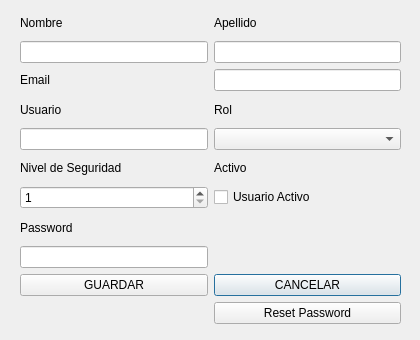
Musthia/base-deposito, file ui/editar_usuario.ui: the form before one commit.
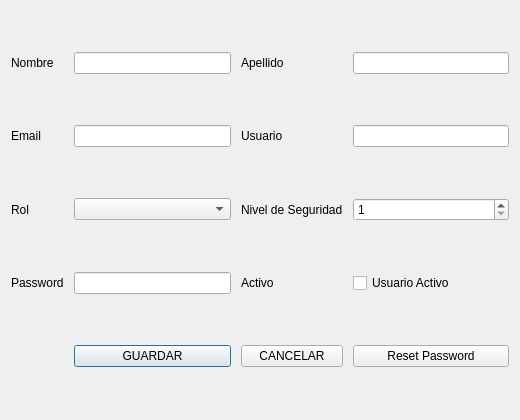
The form after the commit.

```diff
--- a/ui/editar_usuario.ui
+++ b/ui/editar_usuario.ui
@@ -6,58 +6,98 @@
    <rect>
     <x>0</x>
     <y>0</y>
-    <width>420</width>
-    <height>340</height>
+    <width>520</width>
+    <height>420</height>
    </rect>
   </property>
+  <property name="minimumSize">
+   <size>
+    <width>480</width>
+    <height>380</height>
+   </size>
+  </property>
   <property name="windowTitle">
    <string>Editar Usuario</string>
   </property>
-  <widget class="QWidget" name="layoutWidget">
-   <property name="geometry">
+  <layout class="QGridLayout" name="gridLayout">
+   <property name="columnStretch">
+    <string>0,1,0,1</string>
+   </property>
+   <property name="rowStretch">
+    <string>0,0,0,0,1</string>
+   </property>
+   <property name="verticalSpacing">
+    <number>10</number>
+   </property>
+   <property name="horizontalSpacing">
+    <number>10</number>
+   </property>
+   <property name="contentsMargins">
     <rect>
      <x>20</x>
-     <y>10</y>
-     <width>381</width>
-     <height>314</height>
+     <y>20</y>
+     <width>20</width>
+     <height>20</height>
     </rect>
    </property>
-   <layout class="QGridLayout" name="gridLayout">
-    <item row="11" column="1">
-     <widget class="QLineEdit" name="lineEdit_password">
-      <property name="echoMode">
-       <enum>QLineEdit::EchoMode::Password</enum>
+   <item row="0" column="0">
+    <widget class="QLabel" name="label">
+     <property name="text">
+      <string>Nombre</string>
       </property>
      </widget>
     </item>
-    <item row="3" column="1">
+   <item row="0" column="1">
      <widget class="QLineEdit" name="lineEdit_nombre"/>
     </item>
-    <item row="10" column="1">
-     <widget class="QLabel" name="label_7">
+   <item row="0" column="2">
+    <widget class="QLabel" name="label_2">
       <property name="text">
-       <string>Password</string>
+      <string>Apellido</string>
       </property>
      </widget>
     </item>
-    <item row="8" column="1">
+   <item row="0" column="3">
+    <widget class="QLineEdit" name="lineEdit_apellido"/>
+   </item>
+   <item row="1" column="0">
+    <widget class="QLabel" name="label_email_t">
+     <property name="text">
+      <string>Email</string>
+     </property>
+    </widget>
+   </item>
+   <item row="1" column="1">
+    <widget class="QLineEdit" name="lineEdit_email"/>
+   </item>
+   <item row="1" column="2">
+    <widget class="QLabel" name="label_3">
+     <property name="text">
+      <string>Usuario</string>
+     </property>
+    </widget>
+   </item>
+   <item row="1" column="3">
+    <widget class="QLineEdit" name="lineEdit_usuario"/>
+   </item>
+   <item row="2" column="0">
+    <widget class="QLabel" name="label_4">
+     <property name="text">
+      <string>Rol</string>
+     </property>
+    </widget>
+   </item>
+   <item row="2" column="1">
+    <widget class="QComboBox" name="comboBox_rol"/>
+   </item>
+   <item row="2" column="2">
      <widget class="QLabel" name="label_5">
       <property name="text">
        <string>Nivel de Seguridad</string>
       </property>
      </widget>
     </item>
-    <item row="7" column="1">
-     <widget class="QLineEdit" name="lineEdit_usuario"/>
-    </item>
-    <item row="13" column="3">
-     <widget class="QPushButton" name="pushButton_cancelar">
-      <property name="text">
-       <string>CANCELAR</string>
-      </property>
-     </widget>
-    </item>
-    <item row="9" column="1">
+   <item row="2" column="3">
      <widget class="QSpinBox" name="spinBox_nivel">
       <property name="minimum">
        <number>1</number>
@@ -67,80 +107,56 @@
       </property>
      </widget>
     </item>
-    <item row="2" column="1">
-     <widget class="QLabel" name="label">
+   <item row="3" column="0">
+    <widget class="QLabel" name="label_7">
       <property name="text">
-       <string>Nombre</string>
+      <string>Password</string>
       </property>
      </widget>
     </item>
-    <item row="5" column="1">
-     <widget class="QLabel" name="label_3">
-      <property name="text">
-       <string>Usuario</string>
+   <item row="3" column="1">
+    <widget class="QLineEdit" name="lineEdit_password">
+     <property name="echoMode">
+      <enum>QLineEdit::EchoMode::Password</enum>
       </property>
      </widget>
     </item>
-    <item row="5" column="3">
-     <widget class="QLabel" name="label_4">
+   <item row="3" column="2">
+    <widget class="QLabel" name="label_6">
       <property name="text">
-       <string>Rol</string>
-      </property>
-     </widget>
-    </item>
-    <item row="14" column="3">
-     <widget class="QPushButton" name="pushButton_reset_pass">
-      <property name="text">
-       <string>Reset Password</string>
-      </property>
-     </widget>
-    </item>
-    <item row="13" column="1">
-     <widget class="QPushButton" name="pushButton_guardar">
-      <property name="text">
-       <string>GUARDAR</string>
+      <string>Activo</string>
       </property>
      </widget>
     </item>
     <item row="3" column="3">
-     <widget class="QLineEdit" name="lineEdit_apellido"/>
-    </item>
-    <item row="9" column="3">
      <widget class="QCheckBox" name="checkBox_activo">
       <property name="text">
        <string>Usuario Activo</string>
       </property>
      </widget>
     </item>
-    <item row="2" column="3">
-     <widget class="QLabel" name="label_2">
-      <property name="text">
-       <string>Apellido</string>
-      </property>
-     </widget>
-    </item>
-    <item row="8" column="3">
-     <widget class="QLabel" name="label_6">
-      <property name="text">
-       <string>Activo</string>
-      </property>
-     </widget>
-    </item>
-    <item row="7" column="3">
-     <widget class="QComboBox" name="comboBox_rol"/>
-    </item>
     <item row="4" column="1">
-     <widget class="QLabel" name="label_email_t">
+    <widget class="QPushButton" name="pushButton_guardar">
       <property name="text">
-       <string>Email</string>
+      <string>GUARDAR</string>
+     </property>
+    </widget>
+   </item>
+   <item row="4" column="2">
+    <widget class="QPushButton" name="pushButton_cancelar">
+     <property name="text">
+      <string>CANCELAR</string>
       </property>
      </widget>
     </item>
     <item row="4" column="3">
-     <widget class="QLineEdit" name="lineEdit_email"/>
-    </item>
-   </layout>
-  </widget>
+    <widget class="QPushButton" name="pushButton_reset_pass">
+     <property name="text">
+      <string>Reset Password</string>
+     </property>
+    </widget>
+   </item>
+  </layout>
  </widget>
  <resources/>
  <connections/>
```
Lines whose indentation alone changed are shown as unchanged.
